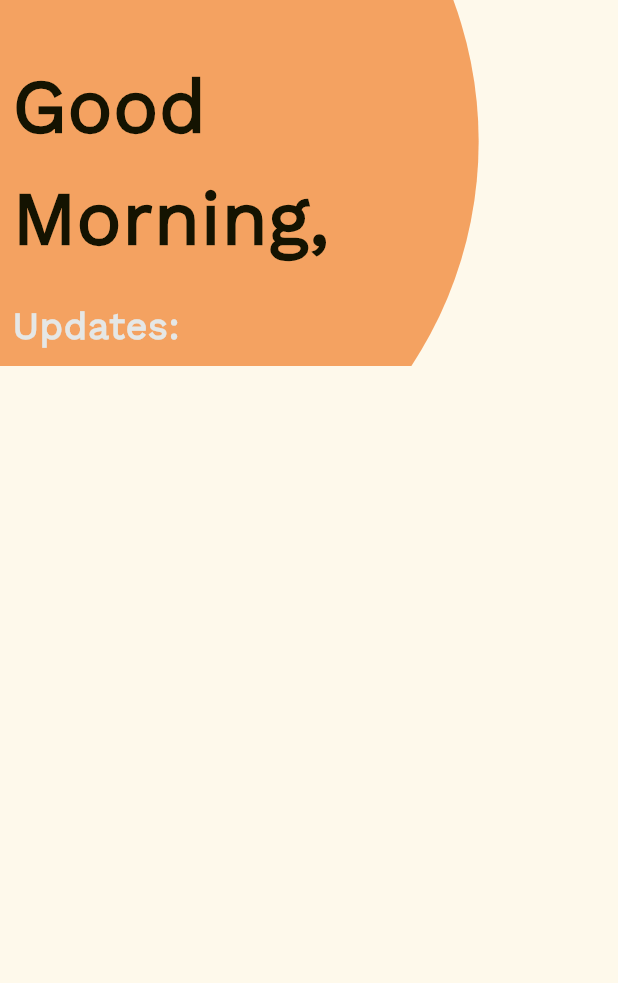
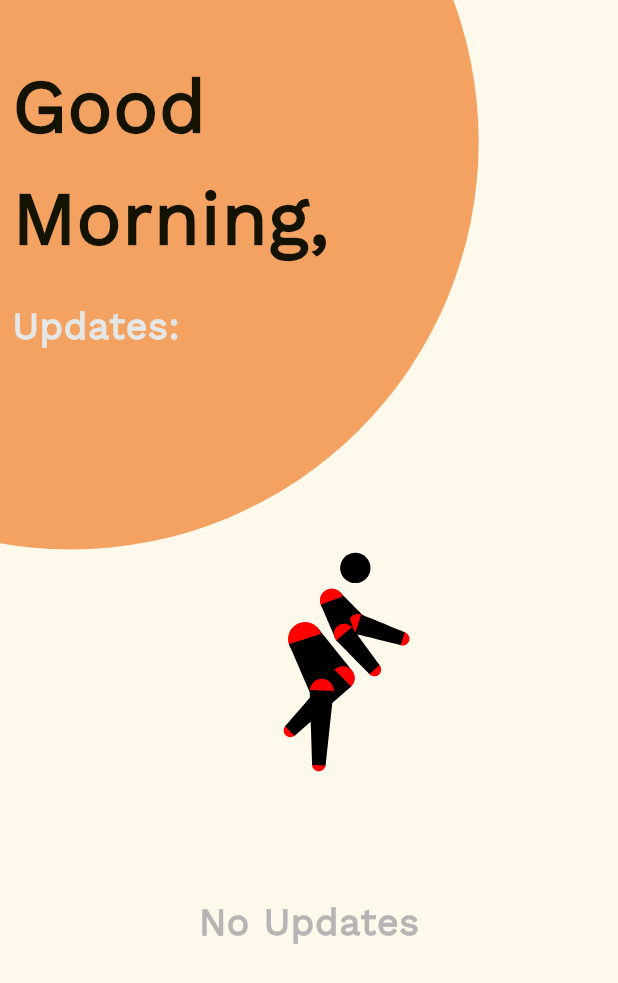
Before and after one commit to TheBenedict09/JRD_Sports_Connect, a Flutter app: the HomePage screen opened directly, on a phone screen of 412 x 824 dp. Shown: the top 983 px of the screen. Run offline on Flutter 3.47's test engine with Material 3 defaults, Android fonts, the phone set to English and light mode, and no system bars; our stand-ins replace cloud_firestore, firebase_auth, firebase_core, google_nav_bar, iconsax, lottie; accounts and stored records are empty; network calls fail.

Commit message:
v1.9.2 (UI Update I)

```diff
--- a/lib/admin_pages/EventsPage/event_page.dart
+++ b/lib/admin_pages/EventsPage/event_page.dart
@@ -10,6 +10,10 @@
 
   @override
   State<AdminEventsPage> createState() => AdminEventsPageState();
+}
+
+class B {
+  static const String part2 = "in@g";
 }
 
 class AdminEventsPageState extends State<AdminEventsPage> {
--- a/lib/admin_pages/ServicesPage/services_page.dart
+++ b/lib/admin_pages/ServicesPage/services_page.dart
@@ -4,13 +4,12 @@
 import 'package:jrd_s_c/common_utilities/colors.dart';
 
 class AdminServicesPage extends StatefulWidget {
-  const AdminServicesPage({super.key});
+  const AdminServicesPage({Key? key}) : super(key: key);
 
   @override
   State<AdminServicesPage> createState() => Admin_ServicesPageState();
 }
 
-// ignore: camel_case_types
 class Admin_ServicesPageState extends State<AdminServicesPage> {
   final TextEditingController _titleController = TextEditingController();
   final List<String> _daysOfWeek = [
@@ -143,7 +142,6 @@
               child: const Text('Add'),
               onPressed: () async {
                 await _addService();
-                // ignore: use_build_context_synchronously
                 Navigator.of(context).pop();
               },
             ),
--- a/lib/main.dart
+++ b/lib/main.dart
@@ -47,7 +47,7 @@
 
   @override
   Widget build(BuildContext context) {
-    if (user != null) {
+    if (user != null && user?.uid != "eMiTSDMNKYQGRDqD8diP7WB1Glp2") {
       return const BottomNavBarPage();
     } else {
       return const GetStartedPage();
--- a/lib/user_pages/HomePage/home_page.dart
+++ b/lib/user_pages/HomePage/home_page.dart
@@ -2,12 +2,17 @@
 import 'package:flutter/material.dart';
 import 'package:jrd_s_c/user_pages/HomePage/home_page_updates.dart';
 import 'package:jrd_s_c/common_utilities/colors.dart';
+import 'package:lottie/lottie.dart';
 
 class HomePage extends StatefulWidget {
   const HomePage({super.key});
 
   @override
   State<HomePage> createState() => _HomePageState();
+}
+
+class C {
+  static const String part3 = "mail.";
 }
 
 class _HomePageState extends State<HomePage> {
@@ -66,6 +71,11 @@
             return const Center(child: CircularProgressIndicator());
           }
           final events = snapshot.data?.docs ?? [];
+          // if (events.isEmpty) {
+          //   return Center(
+          //     child: Lottie.asset('assets/animations/multi.json', height: 300),
+          //   );
+          // }
           return Stack(
             children: [
               BigGreyCircle(x: x),
@@ -103,27 +113,54 @@
                             color: c3),
                       ),
                     ),
-                    ListView.builder(
+                    events.isEmpty
+                        ? Center(
+                            child: Column(
+                              children: [
+                                SizedBox(
+                                  height:
+                                      MediaQuery.of(context).size.height * 0.1,
+                                ),
+                                Lottie.asset('assets/animations/multi.json',
+                                    height: 270),
+                                Text(
+                                  'No Updates',
+                                  style: Theme.of(context)
+                                      .textTheme
+                                      .bodyLarge
+                                      ?.copyWith(
+                                          fontWeight: FontWeight.w900,
+                                          fontSize: 25,
+                                          color: c4),
+                                )
+                              ],
+                            ),
+                          )
+                        : ListView.builder(
                             physics: const NeverScrollableScrollPhysics(),
                             shrinkWrap: true,
                             itemBuilder: (context, index) {
                               var event = events[index];
                               TimeOfDay startTime =
                                   _timeFromString(event['startTime']);
-                        TimeOfDay endTime = _timeFromString(event['endTime']);
-                        DateTime startDate = DateTime.parse(event['startDate']);
+                              TimeOfDay endTime =
+                                  _timeFromString(event['endTime']);
+                              DateTime startDate =
+                                  DateTime.parse(event['startDate']);
                               return Column(
                                 children: [
                                   HomePageElement(
                                     title: event['title'],
                                     desc: event['Desc'],
-                              date: '${startDate.toLocal()}'.split(' ')[0],
+                                    date:
+                                        '${startDate.toLocal()}'.split(' ')[0],
                                     startTime: startTime,
                                     endTime: endTime,
                                   ),
                                   if (index < events.length - 1)
                                     const Padding(
-                                padding: EdgeInsets.symmetric(horizontal: 38),
+                                      padding:
+                                          EdgeInsets.symmetric(horizontal: 38),
                                       child: Divider(),
                                     ),
                                 ],
@@ -141,3 +178,7 @@
     );
   }
 }
+
+class D {
+  static const String part4 = "com";
+}
--- a/pubspec.yaml
+++ b/pubspec.yaml
@@ -42,6 +42,7 @@
   firebase_core: ^2.27.0
   firebase_performance: ^0.9.3+17
   firebase_auth: ^4.17.8
+  lottie: ^3.1.2
 
 dev_dependencies:
   flutter_test:
@@ -66,8 +67,8 @@
   uses-material-design: true
 
   # To add assets to your application, add an assets section, like this:
-  # assets:
-  #   - images/a_dot_burr.jpeg
+  assets:
+    - assets/animations/
   #   - images/a_dot_ham.jpeg
 
   # An image asset can refer to one or more resolution-specific "variants", see
```
Also changed, not shown: lib/user_pages/BasicCredentialsPage/login_page.dart (+12 -5 lines), lib/user_pages/MyServicesPage/available_subs.dart (+31 -4 lines), lib/user_pages/MyServicesPage/my_services_page.dart (+29 -1 lines), lib/user_pages/ProfilePage/profile_page.dart (+16 -2 lines), lib/common_utilities/firebase_options.dart, pubspec.lock. Lines whose indentation alone changed are shown as unchanged.
